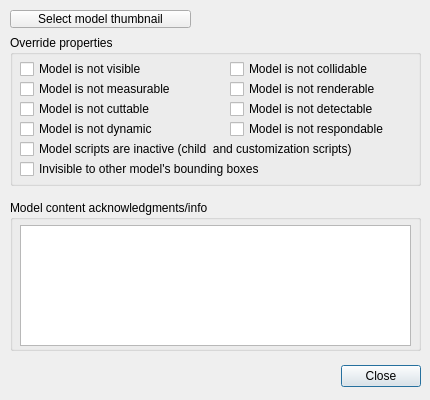
This is ui/qdlgmodelproperties.ui in CoppeliaRobotics/coppeliaSimLib as Qt 5 draws it before an edit. The edited form follows.
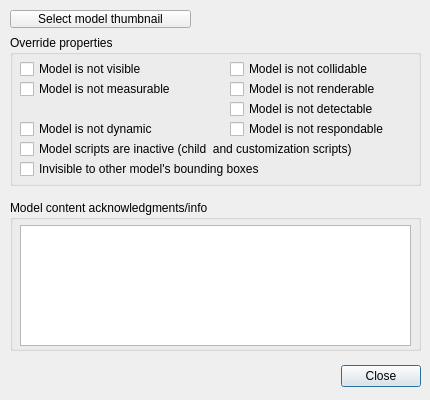
This is the edited form.

Patch:
```diff
--- a/ui/qdlgmodelproperties.ui
+++ b/ui/qdlgmodelproperties.ui
@@ -111,22 +111,6 @@
      <string>Model is not renderable</string>
     </property>
    </widget>
-   <widget class="QCheckBox" name="qqNotCuttable">
-    <property name="geometry">
-     <rect>
-      <x>10</x>
-      <y>65</y>
-      <width>211</width>
-      <height>18</height>
-     </rect>
-    </property>
-    <property name="focusPolicy">
-     <enum>Qt::StrongFocus</enum>
-    </property>
-    <property name="text">
-     <string>Model is not cuttable</string>
-    </property>
-   </widget>
    <widget class="QCheckBox" name="qqNotDetectable">
     <property name="geometry">
      <rect>
```
Left out of the diff: 1 changed line with no effect on the pictures.
